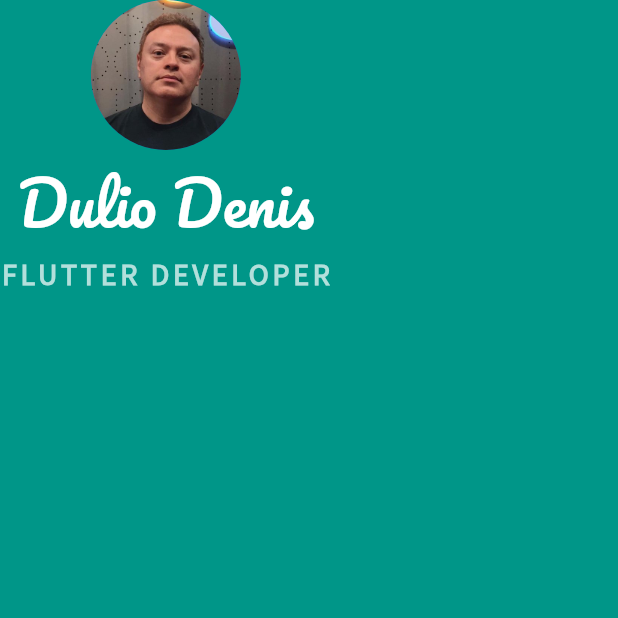
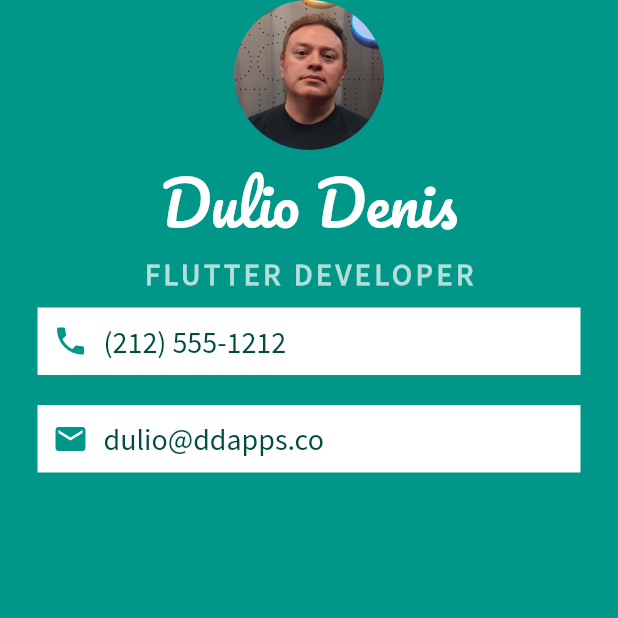
Before and after one commit to duliodenis/mycard, a Flutter app: the screen it shows after launch, on a phone screen of 412 x 824 dp, the top half of it. Run offline on Flutter 3.47's test engine with Material 2 defaults, Android fonts, the phone set to English and light mode, and no system bars.

Commit message:
Added Material Icons with the Icon Widget

```diff
--- a/mi_card_flutter/lib/main.dart
+++ b/mi_card_flutter/lib/main.dart
@@ -34,7 +34,61 @@
                   letterSpacing: 2.5,
                   fontWeight: FontWeight.bold,
                 ),
-              )
+              ),
+              Container(
+                padding: EdgeInsets.all(10.0),
+                color: Colors.white,
+                margin: EdgeInsets.symmetric(
+                  vertical: 10.0,
+                  horizontal: 25.0,
+                ),
+                child: Row(
+                  children: <Widget>[
+                    Icon(
+                      Icons.phone,
+                      color: Colors.teal,
+                    ),
+                    SizedBox(
+                      width: 10.0,
+                    ),
+                    Text(
+                      '(212) 555-1212',
+                      style: TextStyle(
+                        color: Colors.teal.shade900,
+                        fontFamily: 'SourceSansPro',
+                        fontSize: 20.0,
+                      ),
+                    ),
+                  ],
+                ),
+              ),
+              Container(
+                padding: EdgeInsets.all(10.0),
+                color: Colors.white,
+                margin: EdgeInsets.symmetric(
+                  vertical: 10.0,
+                  horizontal: 25.0,
+                ),
+                child: Row(
+                  children: <Widget>[
+                    Icon(
+                      Icons.email,
+                      color: Colors.teal,
+                    ),
+                    SizedBox(
+                      width: 10.0,
+                    ),
+                    Text(
+                      'dulio@ddapps.co',
+                      style: TextStyle(
+                        color: Colors.teal.shade900,
+                        fontFamily: 'SourceSansPro',
+                        fontSize: 20.0,
+                      ),
+                    ),
+                  ],
+                ),
+              ),
             ],
           ),
         ),
```
Also changed, not shown: 2 other files.
